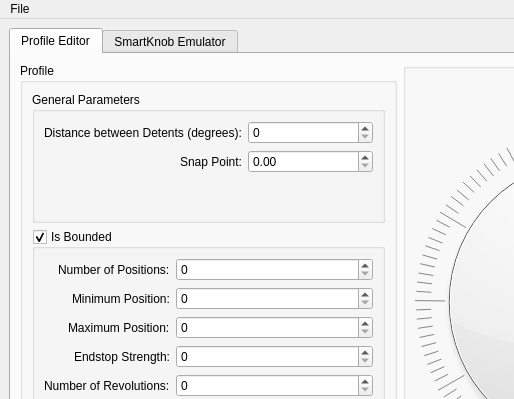
Before: the Qt Designer form Virtual-SmartKnob/mainwindow.ui in enoch-solano/Virtual-SmartKnob, drawn with Qt 5; both pictures show x 0 to 514 and y 0 to 399 of the 800 by 600 pixel window.
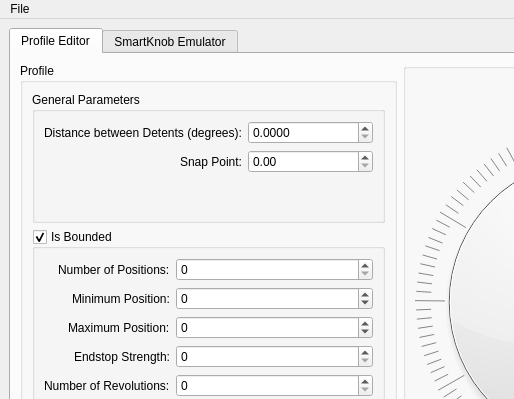
After: the same form once the commit is applied.

What changed in the file:
```diff
--- a/Virtual-SmartKnob/mainwindow.ui
+++ b/Virtual-SmartKnob/mainwindow.ui
@@ -95,7 +95,14 @@
                </widget>
               </item>
               <item row="1" column="1">
-               <widget class="QSpinBox" name="minPosSpinBox"/>
+               <widget class="QSpinBox" name="minPosSpinBox">
+                <property name="minimum">
+                 <number>-999</number>
+                </property>
+                <property name="value">
+                 <number>0</number>
+                </property>
+               </widget>
               </item>
               <item row="2" column="0">
                <widget class="QLabel" name="maxPosLabel">
@@ -112,7 +119,14 @@
                </widget>
               </item>
               <item row="2" column="1">
-               <widget class="QSpinBox" name="maxPosSpinBox"/>
+               <widget class="QSpinBox" name="maxPosSpinBox">
+                <property name="minimum">
+                 <number>-999</number>
+                </property>
+                <property name="maximum">
+                 <number>999</number>
+                </property>
+               </widget>
               </item>
               <item row="3" column="1">
                <widget class="QSpinBox" name="endstopStrengthSpinBox"/>
@@ -146,9 +160,6 @@
                 </property>
                </widget>
               </item>
-              <item row="0" column="1">
-               <widget class="QSpinBox" name="detentDistSpinBox"/>
-              </item>
               <item row="1" column="0">
                <widget class="QLabel" name="snapPointLabel">
                 <property name="text">
@@ -157,7 +168,27 @@
                </widget>
               </item>
               <item row="1" column="1">
-               <widget class="QDoubleSpinBox" name="snapPointDoubleSpinBox"/>
+               <widget class="QDoubleSpinBox" name="snapPointDoubleSpinBox">
+                <property name="maximum">
+                 <double>1.990000000000000</double>
+                </property>
+                <property name="singleStep">
+                 <double>0.010000000000000</double>
+                </property>
+               </widget>
+              </item>
+              <item row="0" column="1">
+               <widget class="QDoubleSpinBox" name="detentDistDoubleSpinBox">
+                <property name="decimals">
+                 <number>4</number>
+                </property>
+                <property name="maximum">
+                 <double>360.000000000000000</double>
+                </property>
+                <property name="singleStep">
+                 <double>0.100000000000000</double>
+                </property>
+               </widget>
               </item>
              </layout>
             </widget>
```
Left out of the diff: 15 changed lines with no effect on the pictures.
